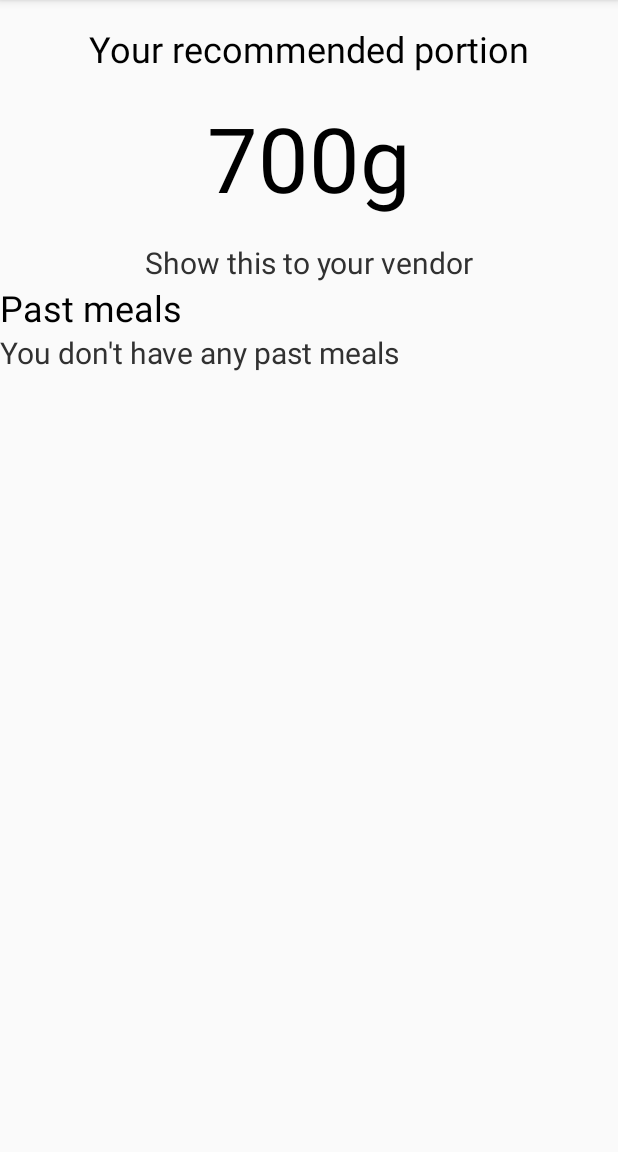
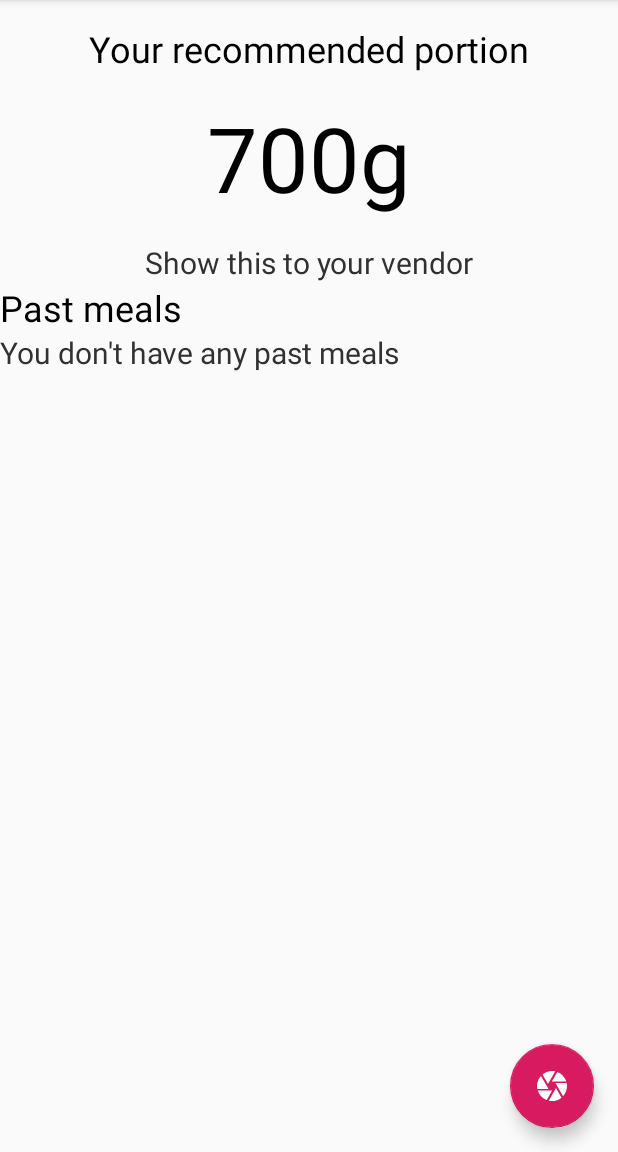
Before and after one commit to mrzzy/codex-appetite, an Android app: the screen it shows after launch (MainActivity), on a phone screen of 412 x 824 dp, the part 84-1236 px from its top. Run offline under Robolectric (Android 15) with nearby library versions, the light colour scheme and no system bars; our stand-ins replace Room's generated code.

Commit message:
Fix layout and camera bugs and add fab to main activity

```diff
--- a/app/app/src/main/java/com/treble/appetite/camera/CameraActivity.kt
+++ b/app/app/src/main/java/com/treble/appetite/camera/CameraActivity.kt
@@ -32,6 +32,7 @@ class CameraActivity : AppCompatActivity() {
                 Toast.makeText(baseContext,
                     "Permissions not granted by the user.",
                     Toast.LENGTH_SHORT).show()
+                finish()
             }
         }
     }
@@ -41,7 +42,9 @@ class CameraActivity : AppCompatActivity() {
     }
 
     private fun startCamera() {
-        val previewConfig = PreviewConfig.Builder().build()
+        val previewConfig = PreviewConfig.Builder().apply{
+            setLensFacing(CameraX.LensFacing.BACK)
+        }.build()
         val preview = Preview(previewConfig)
 
         preview.setOnPreviewOutputUpdateListener {
@@ -82,6 +85,7 @@ class CameraActivity : AppCompatActivity() {
                         val dataIntent = Intent()
                         dataIntent.putExtra(EXTRA_IMAGE_ID, file.absolutePath)
                         setResult(RESULT_OK, dataIntent)
+                        finish()
                     }
                 })
         }
--- a/app/app/src/main/java/com/treble/appetite/meal/data/database/room/MealEntity.kt
+++ b/app/app/src/main/java/com/treble/appetite/meal/data/database/room/MealEntity.kt
@@ -8,7 +8,7 @@ import java.util.*
 
 @Entity
 data class MealEntity(
-    @PrimaryKey(autoGenerate = true) var id: Int,
+    @PrimaryKey(autoGenerate = true) var id: Long,
     @Nullable
     var mealDate: Date?,
     var beforeImagePath: String,
--- a/app/app/src/main/java/com/treble/appetite/meal/model/Meal.kt
+++ b/app/app/src/main/java/com/treble/appetite/meal/model/Meal.kt
@@ -3,7 +3,7 @@ package com.treble.appetite.meal.model
 import java.util.*
 
 data class Meal(
-    var id: Int,
+    var id: Long,
     var mealDate: Date?,
     var beforeImagePath: String,
     var afterImagePath: String?
--- /dev/null
+++ b/app/app/src/main/res/drawable/ic_camera_black_24dp.xml
@@ -0,0 +1,5 @@
+<vector android:height="24dp" android:tint="#FFFFFF"
+    android:viewportHeight="24.0" android:viewportWidth="24.0"
+    android:width="24dp" xmlns:android="http://schemas.android.com/apk/res/android">
+    <path android:fillColor="#FF000000" android:pathData="M9.4,10.5l4.77,-8.26C13.47,2.09 12.75,2 12,2c-2.4,0 -4.6,0.85 -6.32,2.25l3.66,6.35 0.06,-0.1zM21.54,9c-0.92,-2.92 -3.15,-5.26 -6,-6.34L11.88,9h9.66zM21.8,10h-7.49l0.29,0.5 4.76,8.25C21,16.97 22,14.61 22,12c0,-0.69 -0.07,-1.35 -0.2,-2zM8.54,12l-3.9,-6.75C3.01,7.03 2,9.39 2,12c0,0.69 0.07,1.35 0.2,2h7.49l-1.15,-2zM2.46,15c0.92,2.92 3.15,5.26 6,6.34L12.12,15L2.46,15zM13.73,15l-3.9,6.76c0.7,0.15 1.42,0.24 2.17,0.24 2.4,0 4.6,-0.85 6.32,-2.25l-3.66,-6.35 -0.93,1.6z"/>
+</vector>
--- a/app/app/src/main/res/layout/activity_main.xml
+++ b/app/app/src/main/res/layout/activity_main.xml
@@ -1,10 +1,19 @@
 <?xml version="1.0" encoding="utf-8"?>
 <androidx.constraintlayout.widget.ConstraintLayout
+        android:layout_height="match_parent"
+        android:layout_width="match_parent"
         xmlns:android="http://schemas.android.com/apk/res/android"
         xmlns:tools="http://schemas.android.com/tools"
-        xmlns:app="http://schemas.android.com/apk/res-auto"
+        xmlns:app="http://schemas.android.com/apk/res-auto">
+    <FrameLayout
+            android:layout_height="match_parent"
+            android:layout_width="match_parent">
+        <ScrollView
                 android:layout_width="match_parent"
-        android:layout_height="match_parent"
+                android:layout_height="match_parent">
+            <androidx.constraintlayout.widget.ConstraintLayout
+                    android:layout_width="match_parent"
+                    android:layout_height="wrap_content"
                     tools:context=".MainActivity">
                 <FrameLayout android:id="@+id/top_fragment"
                              android:layout_width="match_parent"
@@ -16,3 +25,14 @@
                           android:layout_height="wrap_content"
                           app:layout_constraintTop_toBottomOf="@id/top_fragment" />
             </androidx.constraintlayout.widget.ConstraintLayout>
+        </ScrollView>
+    </FrameLayout>
+    <com.google.android.material.floatingactionbutton.FloatingActionButton
+            android:id="@+id/fab"
+            android:layout_height="wrap_content"
+            android:layout_width="wrap_content"
+            android:src="@drawable/ic_camera_black_24dp"
+            android:layout_margin="@dimen/content_margin"
+            app:layout_constraintBottom_toBottomOf="parent"
+            app:layout_constraintRight_toRightOf="parent" />
+</androidx.constraintlayout.widget.ConstraintLayout>
--- a/app/app/src/main/res/layout/fragment_current_meal.xml
+++ b/app/app/src/main/res/layout/fragment_current_meal.xml
@@ -17,12 +17,13 @@
 
     <ImageView
             android:id="@+id/imageview_current_meal"
+            android:layout_height="wrap_content"
             android:layout_width="wrap_content"
             android:layout_marginStart="@dimen/content_margin"
             android:layout_marginEnd="@dimen/content_margin"
             android:layout_marginTop="@dimen/content_margin"
+            android:adjustViewBounds="true"
             app:layout_constraintStart_toStartOf="parent"
             app:layout_constraintEnd_toEndOf="parent"
-            app:layout_constraintTop_toBottomOf="@id/textview_current_meal"
-            android:layout_height="wrap_content" />
+            app:layout_constraintTop_toBottomOf="@id/textview_current_meal" />
 </androidx.constraintlayout.widget.ConstraintLayout>
```
Also changed, not shown: app/app/src/main/java/com/treble/appetite/MainActivity.kt (+34 -1 lines). Lines whose indentation alone changed are shown as unchanged.
